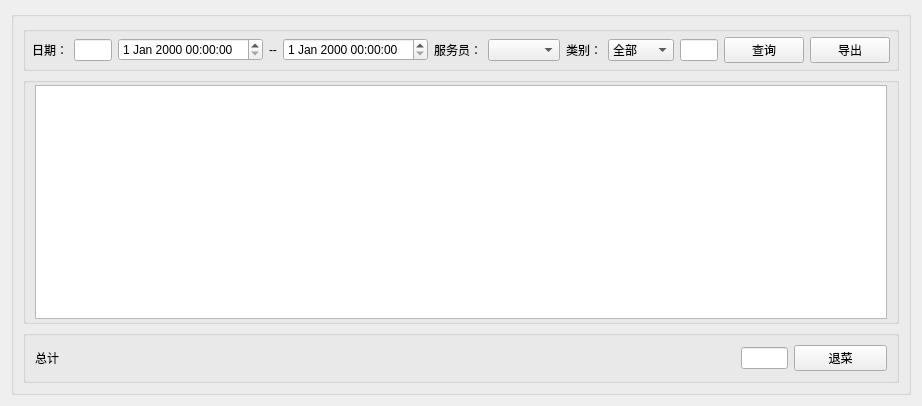
First picture: the form in src/checkwidget.ui, repository daodaoliang/caicai, before the edit.
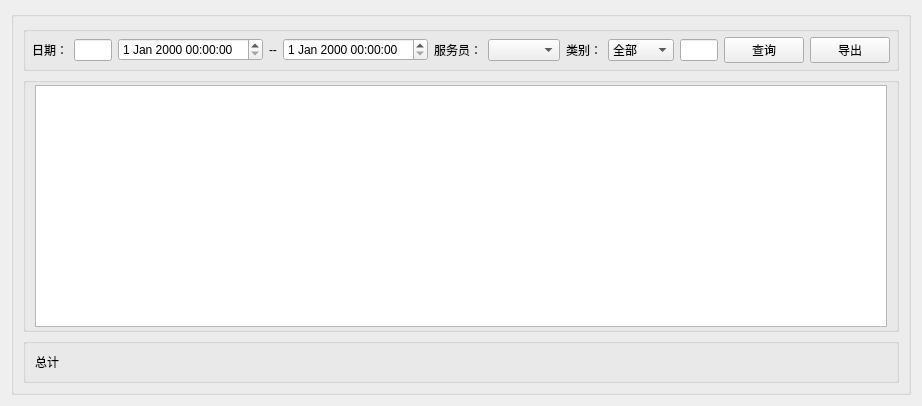
Second picture: the form after the edit.

The edit to the form file:
```diff
--- a/src/checkwidget.ui
+++ b/src/checkwidget.ui
@@ -160,14 +160,7 @@
         <property name="title">
          <string/>
         </property>
-        <layout class="QGridLayout" name="gridLayout_3" columnstretch="15,1,2">
-         <item row="0" column="2">
-          <widget class="QPushButton" name="but_backdish">
-           <property name="text">
-            <string>退菜</string>
-           </property>
-          </widget>
-         </item>
+        <layout class="QGridLayout" name="gridLayout_3" columnstretch="15">
          <item row="0" column="0">
           <widget class="QLabel" name="label_3">
            <property name="text">
@@ -175,9 +168,6 @@
            </property>
           </widget>
          </item>
-         <item row="0" column="1">
-          <widget class="QLineEdit" name="lineEdit_BackCnt"/>
-         </item>
         </layout>
        </widget>
       </item>
```
